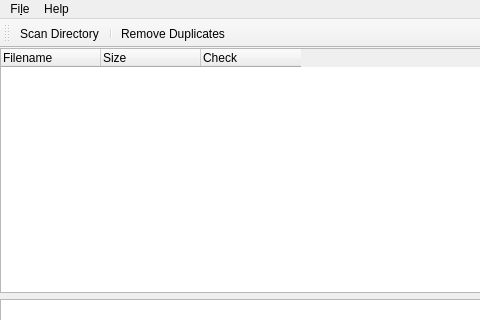
Before: the Qt Designer form src/mainwindow.ui in operasfantom/dirdemo, drawn with Qt 5; both pictures show x 0 to 480 and y 0 to 320 of the 800 by 600 pixel window.
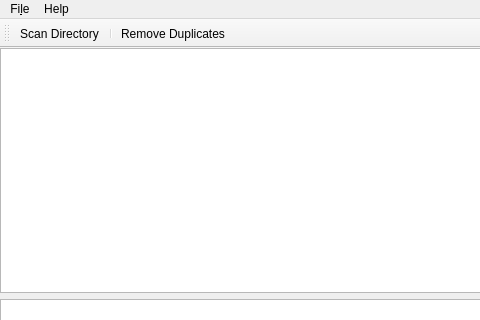
After: the same form once the commit is applied.

Commit message: implemented view-model

Diff of the .ui file:
```diff
--- a/src/mainwindow.ui
+++ b/src/mainwindow.ui
@@ -28,29 +28,7 @@
      <number>0</number>
     </property>
     <item>
-     <widget class="QTreeWidget" name="treeWidget">
-      <attribute name="headerMinimumSectionSize">
-       <number>100</number>
-      </attribute>
-      <attribute name="headerStretchLastSection">
-       <bool>false</bool>
-      </attribute>
-      <column>
-       <property name="text">
-        <string>Filename</string>
-       </property>
-      </column>
-      <column>
-       <property name="text">
-        <string>Size</string>
-       </property>
-      </column>
-      <column>
-       <property name="text">
-        <string>Check</string>
-       </property>
-      </column>
-     </widget>
+     <widget class="QTreeView" name="treeView"/>
     </item>
     <item>
      <widget class="QPlainTextEdit" name="messageLog"/>
```
The commit also changes 8 other files.
